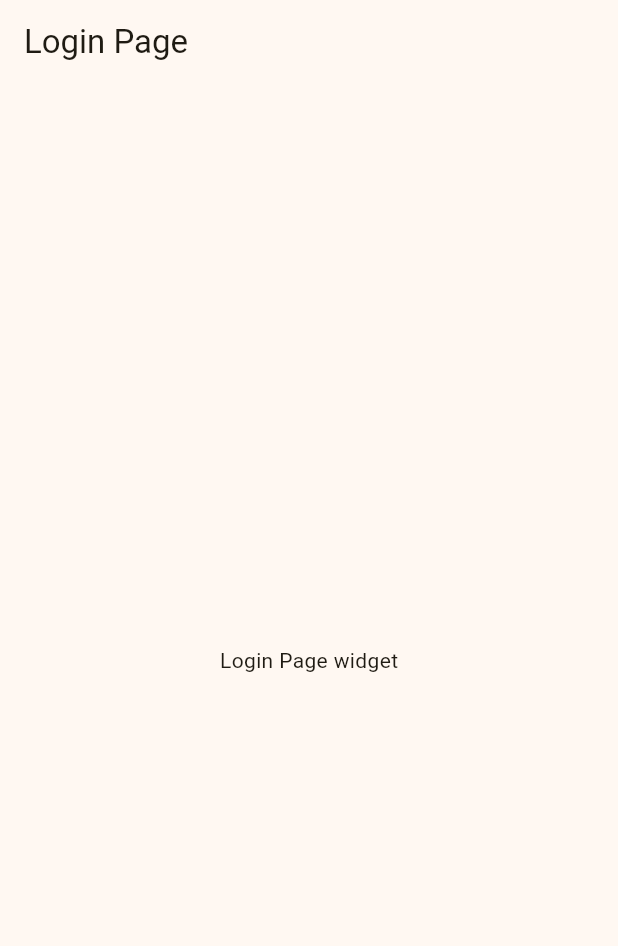
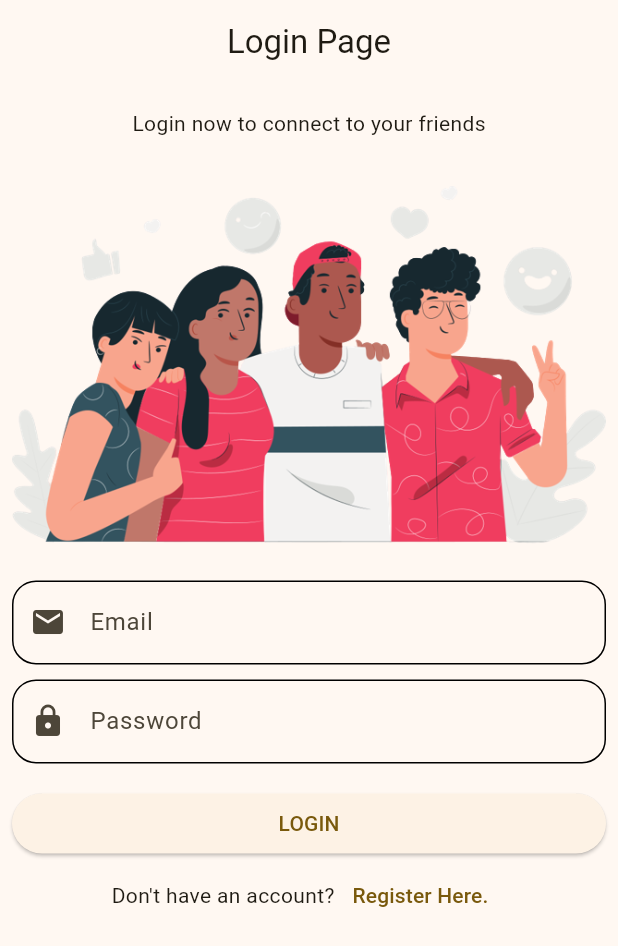
Before and after one commit to ashishbhoi/flutterfire-chatapp, a Flutter app: the screen it shows after launch, on a phone screen of 412 x 824 dp. Shown: the top 946 px of the screen. Run offline on Flutter 3.47's test engine with Material 2 defaults, Android fonts, the phone set to English and light mode, and no system bars; drawn by our look-alikes of dynamic_color; our stand-ins replace cloud_firestore, firebase_auth, firebase_core, firebase_crashlytics, shared_preferences; accounts and stored records are empty; generated files the repository leaves out were written again.

Commit message:
Firebase Auth added - Login Page creates. - Register Page created. - Text Input Decoration added. - Snack bar Decoration added. - Navigation Widget added. - Firebase firestore added.

```diff
--- a/lib/main.dart
+++ b/lib/main.dart
@@ -1,6 +1,6 @@
 import 'package:chatapp/firebase_options.dart';
+import 'package:chatapp/pages/auth/login_page.dart';
 import 'package:chatapp/pages/home_page.dart';
-import 'package:chatapp/pages/login_page.dart';
 import 'package:chatapp/shared/shared_preferences_state.dart';
 import 'package:dynamic_color/dynamic_color.dart';
 import 'package:firebase_core/firebase_core.dart';
--- /dev/null
+++ b/lib/pages/auth/login_page.dart
@@ -0,0 +1,140 @@
+import 'package:chatapp/pages/auth/register_page.dart';
+import 'package:chatapp/pages/home_page.dart';
+import 'package:chatapp/services/firebase_auth_service.dart';
+import 'package:chatapp/services/firebase_firestore_service.dart';
+import 'package:chatapp/shared/regular_expression.dart';
+import 'package:chatapp/shared/shared_preferences_state.dart';
+import 'package:chatapp/widgets/navigator_widget.dart';
+import 'package:chatapp/widgets/show_snack_bar.dart';
+import 'package:chatapp/widgets/text_input_decoration.dart';
+import 'package:firebase_auth/firebase_auth.dart';
+import 'package:flutter/material.dart';
+
+class LoginPage extends StatefulWidget {
+  const LoginPage({Key? key}) : super(key: key);
+
+  @override
+  State<LoginPage> createState() => _LoginPageState();
+}
+
+class _LoginPageState extends State<LoginPage> {
+  bool _isLoading = false;
+  FirebaseAuthService firebaseAuthService = FirebaseAuthService();
+  final formKey = GlobalKey<FormState>();
+  String email = "";
+  String password = "";
+
+  @override
+  Widget build(BuildContext context) {
+    return Scaffold(
+      appBar: AppBar(
+        title: const Text("Login Page"),
+        centerTitle: true,
+      ),
+      body: _isLoading
+          ? const Center(
+              child: CircularProgressIndicator(),
+            )
+          : SingleChildScrollView(
+              child: Padding(
+                padding:
+                    const EdgeInsets.symmetric(vertical: 16.0, horizontal: 8.0),
+                child: Form(
+                  key: formKey,
+                  child: Column(
+                    mainAxisAlignment: MainAxisAlignment.center,
+                    crossAxisAlignment: CrossAxisAlignment.center,
+                    children: [
+                      const Text("Login now to connect to your friends"),
+                      const SizedBox(height: 32),
+                      Image.asset("assets/photos/login_page.png"),
+                      const SizedBox(height: 24),
+                      TextFormField(
+                        decoration: textFormFieldDecoration.copyWith(
+                            labelText: "Email",
+                            prefixIcon: const Icon(Icons.email)),
+                        onChanged: (val) {
+                          setState(() {
+                            email = val;
+                          });
+                        },
+                        validator: (value) {
+                          return RegExp(RegularExpression().emailVerify)
+                                  .hasMatch(value!)
+                              ? null
+                              : "Please enter a valid email";
+                        },
+                      ),
+                      const SizedBox(height: 10),
+                      TextFormField(
+                        decoration: textFormFieldDecoration.copyWith(
+                            labelText: "Password",
+                            prefixIcon: const Icon(Icons.lock)),
+                        onChanged: (val) {
+                          setState(() {
+                            password = val;
+                          });
+                        },
+                        validator: (val) {
+                          return val!.length < 8
+                              ? "Password must be at least 8 character"
+                              : null;
+                        },
+                      ),
+                      const SizedBox(height: 16),
+                      SizedBox(
+                        width: double.infinity,
+                        child: ElevatedButton(
+                          onPressed: () {
+                            login();
+                          },
+                          child: const Text("LOGIN"),
+                        ),
+                      ),
+                      Row(
+                        mainAxisAlignment: MainAxisAlignment.center,
+                        children: [
+                          const Text("Don't have an account?"),
+                          TextButton(
+                              onPressed: () {
+                                nextScreenPush(context, const RegisterPage());
+                              },
+                              child: const Text("Register Here."))
+                        ],
+                      ),
+                    ],
+                  ),
+                ),
+              ),
+            ),
+    );
+  }
+
+  void login() async {
+    if (formKey.currentState!.validate()) {
+      setState(() {
+        _isLoading = true;
+      });
+      await firebaseAuthService
+          .loginWithEmailAndPassword(email, password)
+          .then((value) async {
+        if (value == true) {
+          String userEmail = await FirebaseFirestoreService(
+                  uid: FirebaseAuth.instance.currentUser!.uid)
+              .getUserName();
+          await SharedPreferencesState.setLoggedInStatus(true);
+          await SharedPreferencesState.setUserEmailSF(email);
+          await SharedPreferencesState.setUserNameSF(userEmail);
+          return true;
+        } else {
+          setState(() {
+            showErrorSnackBar(context, value);
+            _isLoading = false;
+          });
+          return false;
+        }
+      }).then((value) =>
+              value ? nextScreenPushReplace(context, const HomePage()) : null);
+    }
+  }
+}
--- a/lib/pages/login_page.dart
+++ /dev/null
@@ -1,20 +0,0 @@
-import 'package:flutter/material.dart';
-
-class LoginPage extends StatefulWidget {
-  const LoginPage({Key? key}) : super(key: key);
-
-  @override
-  State<LoginPage> createState() => _LoginPageState();
-}
-
-class _LoginPageState extends State<LoginPage> {
-  @override
-  Widget build(BuildContext context) {
-    return Scaffold(
-      appBar: AppBar(
-        title: const Text("Login Page"),
-      ),
-      body: const Center(child: Text("Login Page widget")),
-    );
-  }
-}
--- /dev/null
+++ b/lib/services/firebase_auth_service.dart
@@ -0,0 +1,46 @@
+import 'package:chatapp/shared/shared_preferences_state.dart';
+import 'package:firebase_auth/firebase_auth.dart';
+
+import 'firebase_firestore_service.dart';
+
+class FirebaseAuthService {
+  final FirebaseAuth firebaseAuth = FirebaseAuth.instance;
+
+  //login
+  Future loginWithEmailAndPassword(String email, String password) async {
+    try {
+      await firebaseAuth.signInWithEmailAndPassword(
+          email: email, password: password);
+      return true;
+    } on FirebaseAuthException catch (e) {
+      return e.message;
+    }
+  }
+
+  //register
+  Future registerWithEmailAndPassword(
+      String fullName, String email, String password) async {
+    try {
+      User user = (await firebaseAuth.createUserWithEmailAndPassword(
+              email: email, password: password))
+          .user!;
+      FirebaseFirestoreService(uid: user.uid).addUserData(fullName, email);
+      return true;
+    } on FirebaseAuthException catch (e) {
+      return e.message;
+    }
+  }
+
+  //sign-out
+  Future signOutUser() async {
+    try {
+      await SharedPreferencesState.setLoggedInStatus(false);
+      await SharedPreferencesState.setUserNameSF("");
+      await SharedPreferencesState.setUserEmailSF("");
+      await firebaseAuth.signOut();
+      return true;
+    } on FirebaseAuthException catch (e) {
+      return e.message;
+    }
+  }
+}
--- /dev/null
+++ b/lib/services/firebase_firestore_service.dart
@@ -0,0 +1,40 @@
+import 'package:cloud_firestore/cloud_firestore.dart';
+
+class FirebaseFirestoreService {
+  final String? uid;
+
+  FirebaseFirestoreService({this.uid});
+
+  //reference for database
+  final CollectionReference userCollection =
+      FirebaseFirestore.instance.collection("users");
+  final CollectionReference groupCollection =
+      FirebaseFirestore.instance.collection("groups");
+
+  //adding data to database
+  Future addUserData(String fullName, String email) async {
+    return await userCollection.doc(uid).set({
+      "fullName": fullName,
+      "email": email,
+      "groups": [],
+      "profilePic": "",
+      "uid": uid,
+    });
+  }
+
+  //get data from database
+  Future<String> getUserName() async {
+    DocumentSnapshot documentSnapshot = await userCollection.doc(uid).get();
+    return documentSnapshot['fullName'];
+  }
+
+  Future<String> getUserEmail() async {
+    DocumentSnapshot documentSnapshot = await userCollection.doc(uid).get();
+    return documentSnapshot['email'];
+  }
+
+  Future<String> getUserProfilePic() async {
+    DocumentSnapshot documentSnapshot = await userCollection.doc(uid).get();
+    return documentSnapshot['profilePic'];
+  }
+}
--- /dev/null
+++ b/lib/shared/regular_expression.dart
@@ -0,0 +1,6 @@
+class RegularExpression {
+  final String emailVerify =
+      r"^[a-zA-Z0-9.a-zA-Z0-9.!#$%&'*+-/=?^_`{|}~]+@[a-zA-Z0-9]+\.[a-zA-Z]+";
+  final String nameVerify =
+      r"^\s*([A-Za-z]{1,}([\.,] |[-']| ))+[A-Za-z]+\.?\s*$";
+}
--- /dev/null
+++ b/lib/widgets/text_input_decoration.dart
@@ -0,0 +1,16 @@
+import 'package:flutter/material.dart';
+
+const textFormFieldDecoration = InputDecoration(
+  errorBorder:
+      OutlineInputBorder(borderRadius: BorderRadius.all(Radius.circular(16.0))),
+  focusedBorder:
+      OutlineInputBorder(borderRadius: BorderRadius.all(Radius.circular(12.0))),
+  focusedErrorBorder:
+      OutlineInputBorder(borderRadius: BorderRadius.all(Radius.circular(12.0))),
+  disabledBorder:
+      OutlineInputBorder(borderRadius: BorderRadius.all(Radius.circular(16.0))),
+  enabledBorder:
+      OutlineInputBorder(borderRadius: BorderRadius.all(Radius.circular(16.0))),
+  border:
+      OutlineInputBorder(borderRadius: BorderRadius.all(Radius.circular(16.0))),
+);
--- a/pubspec.yaml
+++ b/pubspec.yaml
@@ -41,6 +41,7 @@ dependencies:
   firebase_auth: ^4.1.1
   shared_preferences: ^2.0.15
   firebase_crashlytics: ^3.0.4
+  cloud_firestore: ^4.0.5
 
 dev_dependencies:
   flutter_test:
@@ -68,6 +69,9 @@ flutter:
   # assets:
   #   - images/a_dot_burr.jpeg
   #   - images/a_dot_ham.jpeg
+  assets:
+    - assets/photos/login_page.png
+    - assets/photos/register_page.png
 
   # An image asset can refer to one or more resolution-specific "variants", see
   # https://flutter.dev/assets-and-images/#resolution-aware
```
Also changed, not shown: lib/pages/auth/register_page.dart (added, +152 -0 lines), lib/pages/home_page.dart (+30 -23 lines), lib/widgets/navigator_widget.dart (added, +20 -0 lines), lib/widgets/show_snack_bar.dart (added, +17 -0 lines), assets/photos/login_page.png (added), assets/photos/register_page.png (added), pubspec.lock.
